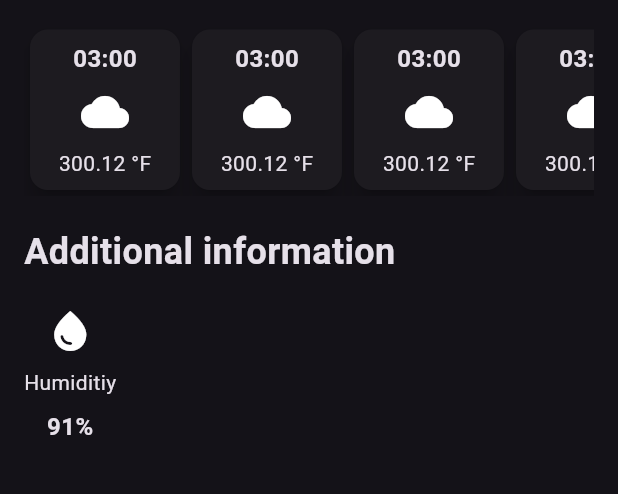
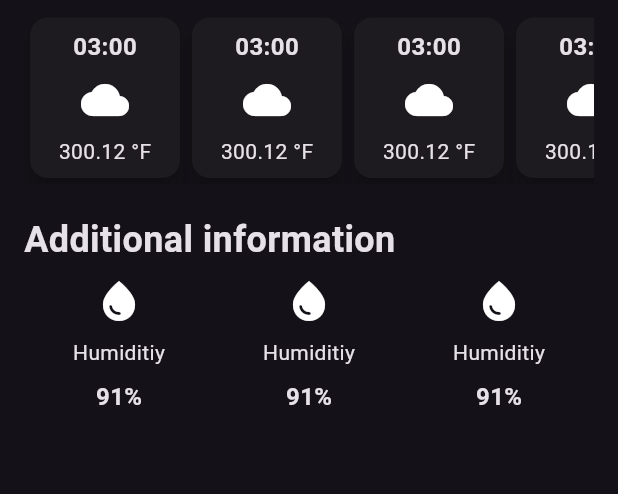
Before and after one commit to ppawlusiak/weather_app, a Flutter app: the screen it shows after launch, on a phone screen of 412 x 824 dp, the part 506-1000 px from its top. Run offline on Flutter 3.47's test engine with Material 3 defaults, Android fonts, the phone set to English and light mode, and no system bars.

Commit message:
Organize files

```diff
--- /dev/null
+++ b/lib/additional_info_item.dart
@@ -0,0 +1,33 @@
+import 'package:flutter/material.dart';
+
+class AdditionalInfoItem extends StatelessWidget {
+  const AdditionalInfoItem({
+    super.key,
+  });
+
+  @override
+  Widget build(BuildContext context) {
+    return const Column(
+      children: [
+        Icon(
+          Icons.water_drop,
+          size: 32,
+        ),
+        SizedBox(
+          height: 8,
+        ),
+        Text('Humiditiy'),
+        SizedBox(
+          height: 8,
+        ),
+        Text(
+          '91%',
+          style: TextStyle(
+            fontSize: 16,
+            fontWeight: FontWeight.bold,
+          ),
+        )
+      ],
+    );
+  }
+}
--- /dev/null
+++ b/lib/hurly_forecast_item.dart
@@ -0,0 +1,46 @@
+import 'package:flutter/material.dart';
+
+class HurlyForecastItem extends StatelessWidget {
+  const HurlyForecastItem({super.key});
+
+  @override
+  Widget build(BuildContext context) {
+    return Card(
+      elevation: 6,
+      child: Container(
+        width: 100,
+        padding: const EdgeInsets.all(8.0),
+        decoration: BoxDecoration(
+          borderRadius: BorderRadius.circular(12),
+        ),
+        child: const Column(
+          children: [
+            Text(
+              '03:00',
+              style: TextStyle(
+                fontSize: 16,
+                fontWeight: FontWeight.bold,
+              ),
+            ),
+            SizedBox(
+              height: 8,
+            ),
+            Icon(
+              Icons.cloud,
+              size: 32,
+            ),
+            SizedBox(
+              height: 8,
+            ),
+            Text(
+              '300.12 °F',
+              style: TextStyle(
+                fontSize: 14,
+              ),
+            )
+          ],
+        ),
+      ),
+    );
+  }
+}
--- a/lib/weather_screen.dart
+++ b/lib/weather_screen.dart
@@ -1,7 +1,8 @@
 import 'dart:ui';
 
 import 'package:flutter/material.dart';
-import 'package:flutter/widgets.dart';
+import 'package:weather_app/additional_info_item.dart';
+import 'package:weather_app/hurly_forecast_item.dart';
 
 class WeatherScreen extends StatelessWidget {
   const WeatherScreen({super.key});
@@ -91,7 +92,7 @@ class WeatherScreen extends StatelessWidget {
               ),
             ),
             const SizedBox(
-              height: 16,
+              height: 8,
             ),
             const SingleChildScrollView(
               scrollDirection: Axis.horizontal,
@@ -117,32 +118,14 @@ class WeatherScreen extends StatelessWidget {
               ),
             ),
             const SizedBox(
-              height: 20,
+              height: 8,
             ),
             const Row(
+              mainAxisAlignment: MainAxisAlignment.spaceAround,
               children: [
-                Column(
-                  children: [
-                    Icon(
-                      Icons.water_drop,
-                      size: 32,
-                    ),
-                    SizedBox(
-                      height: 8,
-                    ),
-                    Text('Humiditiy'),
-                    SizedBox(
-                      height: 8,
-                    ),
-                    Text(
-                      '91%',
-                      style: TextStyle(
-                        fontSize: 16,
-                        fontWeight: FontWeight.bold,
-                      ),
-                    )
-                  ],
-                )
+                AdditionalInfoItem(),
+                AdditionalInfoItem(),
+                AdditionalInfoItem(),
               ],
             )
           ],
@@ -151,48 +134,3 @@ class WeatherScreen extends StatelessWidget {
     );
   }
 }
-
-class HurlyForecastItem extends StatelessWidget {
-  const HurlyForecastItem({super.key});
-
-  @override
-  Widget build(BuildContext context) {
-    return Card(
-      elevation: 6,
-      child: Container(
-        width: 100,
-        padding: const EdgeInsets.all(8.0),
-        decoration: BoxDecoration(
-          borderRadius: BorderRadius.circular(12),
-        ),
-        child: const Column(
-          children: [
-            Text(
-              '03:00',
-              style: TextStyle(
-                fontSize: 16,
-                fontWeight: FontWeight.bold,
-              ),
-            ),
-            SizedBox(
-              height: 8,
-            ),
-            Icon(
-              Icons.cloud,
-              size: 32,
-            ),
-            SizedBox(
-              height: 8,
-            ),
-            Text(
-              '300.12 °F',
-              style: TextStyle(
-                fontSize: 14,
-              ),
-            )
-          ],
-        ),
-      ),
-    );
-  }
-}
```
